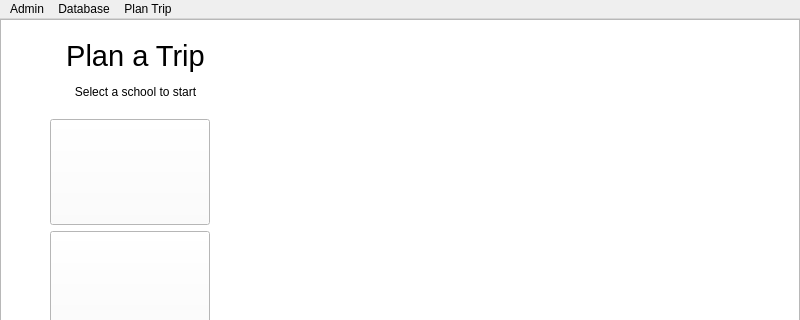
This is CollegeTouring/mainwindow.ui in Ykhan799/CollegeTouringS21 as Qt 5 draws it before an edit; both pictures show x 0 to 800 and y 0 to 320 of the 800 by 600 pixel window. The edited form follows.
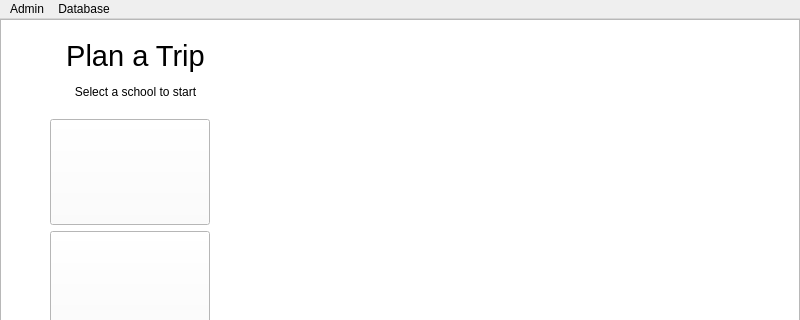
This is the edited form. Icons and pictures are not drawn.

Commit message: Link UCI button

Patch:
```diff
--- a/CollegeTouring/mainwindow.ui
+++ b/CollegeTouring/mainwindow.ui
@@ -158,7 +158,7 @@
      <x>0</x>
      <y>0</y>
      <width>800</width>
-     <height>21</height>
+     <height>25</height>
     </rect>
    </property>
    <property name="styleSheet">
@@ -178,15 +178,8 @@
     </property>
     <addaction name="actionView_Database"/>
    </widget>
-   <widget class="QMenu" name="menuPlan_Trip">
-    <property name="title">
-     <string>Plan Trip</string>
-    </property>
-    <addaction name="actionVisit_local_colleges_UCI"/>
-   </widget>
    <addaction name="menuDatabase"/>
    <addaction name="menuDatabase_2"/>
-   <addaction name="menuPlan_Trip"/>
   </widget>
   <widget class="QStatusBar" name="statusbar">
    <property name="styleSheet">
```
The commit also changes 3 other files.
